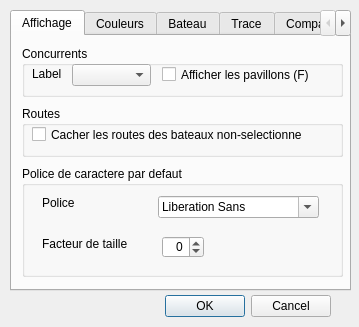
Above: src/Ui/paramVLM.ui from nohal/qtVlm before the change. Below: the same form after it.
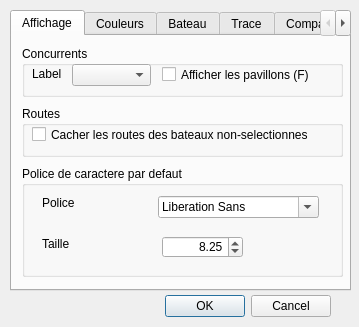
That is the form after the change. Icons and pictures are not drawn.

Commit message: Some adjustments in font management Add setting for twatrace color and size Move town/country name to front on map

Patch:
```diff
--- a/src/Ui/paramVLM.ui
+++ b/src/Ui/paramVLM.ui
@@ -115,7 +115,7 @@
        <rect>
         <x>10</x>
         <y>20</y>
-        <width>271</width>
+        <width>301</width>
         <height>17</height>
        </rect>
       </property>
@@ -159,7 +159,7 @@
        </rect>
       </property>
       <property name="text">
-       <string>Facteur de taille</string>
+       <string>Taille</string>
       </property>
      </widget>
      <widget class="QFontComboBox" name="defFontName">
@@ -172,12 +172,12 @@
        </rect>
       </property>
      </widget>
-     <widget class="QSpinBox" name="defFontSize">
+     <widget class="QDoubleSpinBox" name="defFontSize">
       <property name="geometry">
        <rect>
         <x>140</x>
         <y>70</y>
-        <width>42</width>
+        <width>81</width>
         <height>22</height>
        </rect>
       </property>
@@ -185,10 +185,13 @@
        <set>Qt::AlignRight|Qt::AlignTrailing|Qt::AlignVCenter</set>
       </property>
       <property name="minimum">
-       <number>-20</number>
+       <double>5.250000000000000</double>
       </property>
       <property name="maximum">
-       <number>20</number>
+       <double>13.250000000000000</double>
+      </property>
+      <property name="value">
+       <double>8.250000000000000</double>
       </property>
      </widget>
     </widget>
```
The commit also changes 6 other files.
